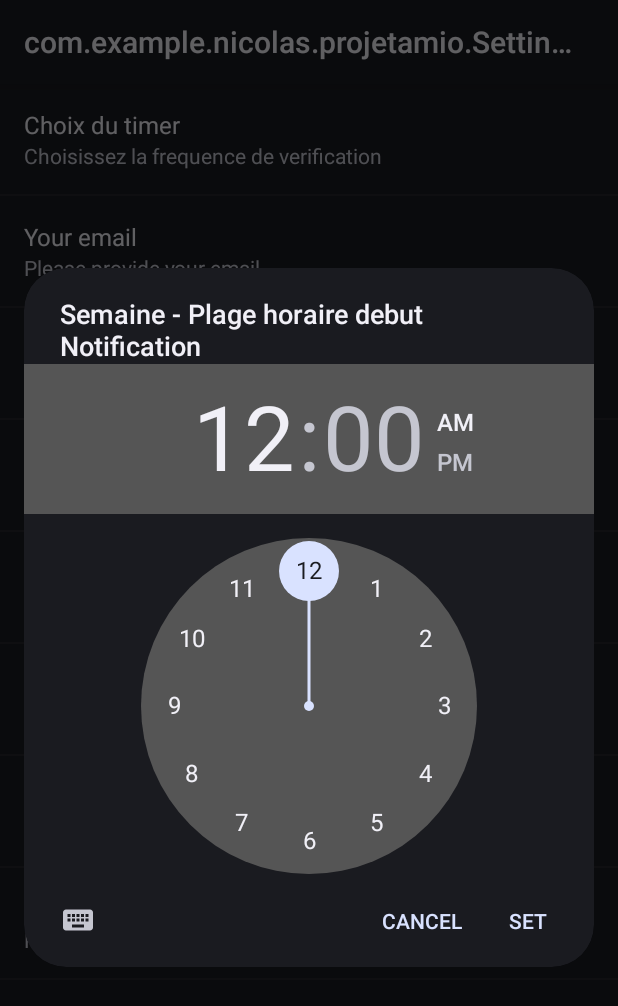
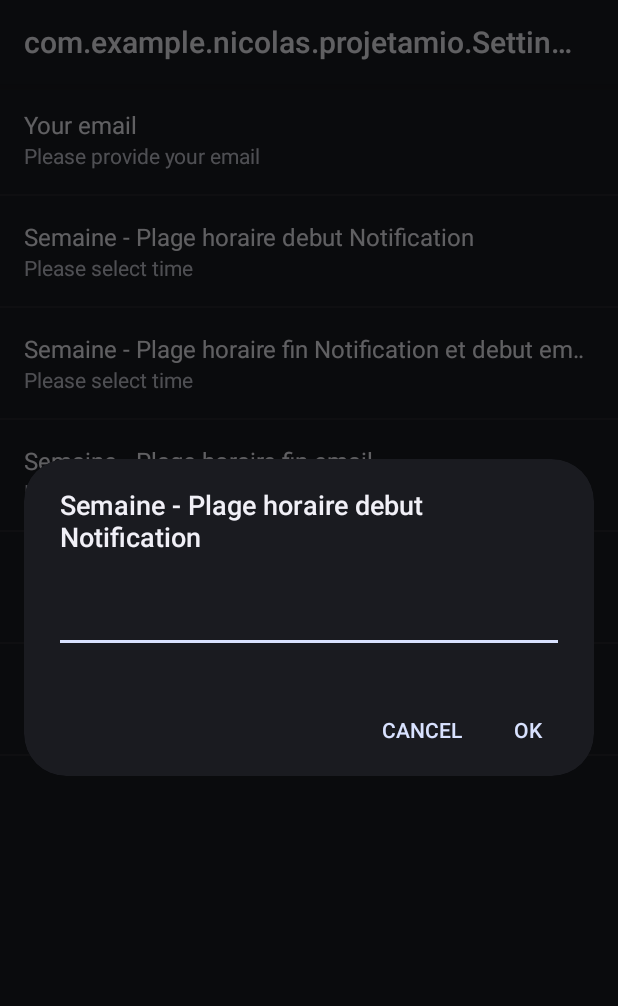
Before and after one commit to ouadiel/amiogrl, an Android app: the Settings screen opened directly, with no data from a screen before it, after a tap on "Semaine - Plage horaire debut Notificati", on a phone screen of 412 x 824 dp. Shown: the top 1006 px of the screen. Run offline under Robolectric (Android 15) with nearby library versions, the light colour scheme and no system bars.

Commit message:
Revert "Magic pushy"
This reverts commit 0a7b7494de3faf91a1a4533b94bc79b927461dd7.

```diff
--- a/ProjetAMIO/app/src/main/java/com/example/nicolas/projetamio/TimePreference.java
+++ /dev/null
@@ -1,92 +0,0 @@
-package com.example.nicolas.projetamio;
-
-/**
- * Created by nicolas on 12/03/2017.
- */
-import android.content.Context;
-import android.content.res.TypedArray;
-import android.preference.DialogPreference;
-import android.util.AttributeSet;
-import android.view.View;
-import android.widget.TimePicker;
-
-public class TimePreference extends DialogPreference {
-    private int lastHour=0;
-    private int lastMinute=0;
-    private TimePicker picker=null;
-
-    public static int getHour(String time) {
-        String[] pieces=time.split(":");
-
-        return(Integer.parseInt(pieces[0]));
-    }
-
-    public static int getMinute(String time) {
-        String[] pieces=time.split(":");
-
-        return(Integer.parseInt(pieces[1]));
-    }
-
-    public TimePreference(Context ctxt, AttributeSet attrs) {
-        super(ctxt, attrs);
-
-        setPositiveButtonText("Set");
-        setNegativeButtonText("Cancel");
-    }
-
-    @Override
-    protected View onCreateDialogView() {
-        picker=new TimePicker(getContext());
-
-        return(picker);
-    }
-
-    @Override
-    protected void onBindDialogView(View v) {
-        super.onBindDialogView(v);
-
-        picker.setCurrentHour(lastHour);
-        picker.setCurrentMinute(lastMinute);
-    }
-
-    @Override
-    protected void onDialogClosed(boolean positiveResult) {
-        super.onDialogClosed(positiveResult);
-
-        if (positiveResult) {
-            lastHour=picker.getCurrentHour();
-            lastMinute=picker.getCurrentMinute();
-
-            String time=String.valueOf(lastHour)+":"+String.valueOf(lastMinute);
-
-            if (callChangeListener(time)) {
-                persistString(time);
-            }
-        }
-    }
-
-    @Override
-    protected Object onGetDefaultValue(TypedArray a, int index) {
-        return(a.getString(index));
-    }
-
-    @Override
-    protected void onSetInitialValue(boolean restoreValue, Object defaultValue) {
-        String time=null;
-
-        if (restoreValue) {
-            if (defaultValue==null) {
-                time=getPersistedString("00:00");
-            }
-            else {
-                time=getPersistedString(defaultValue.toString());
-            }
-        }
-        else {
-            time=defaultValue.toString();
-        }
-
-        lastHour=getHour(time);
-        lastMinute=getMinute(time);
-    }
-}
--- a/ProjetAMIO/app/src/main/res/values/arrays.xml
+++ /dev/null
@@ -1,15 +0,0 @@
-<?xml version="1.0" encoding="utf-8"?>
-<resources>
-    <string-array name="getterFrequency">
-        <item name="2">Toutes les 2min</item>
-        <item name="5">Toutes les 5min</item>
-        <item name="15">Toutes les 15min</item>
-        <item name="30">Toutes les 30min</item>
-    </string-array>
-    <string-array name="syncFrequencyValues">
-        <item name="2">120000</item>
-        <item name="5">300000</item>
-        <item name="15">900000</item>
-        <item name="30">1800000</item>
-    </string-array>
-</resources>
--- a/ProjetAMIO/app/src/main/res/xml/preferences.xml
+++ b/ProjetAMIO/app/src/main/res/xml/preferences.xml
@@ -1,39 +1,39 @@
 <?xml version="1.0" encoding="utf-8"?>
 <PreferenceScreen xmlns:android="http://schemas.android.com/apk/res/android">
-    <ListPreference
-        android:title="Choix du timer"
-        android:key="timerChoice"
-        android:entries="@array/getterFrequency"
-        android:summary="Choisissez la frequence de verification"/>
     <EditTextPreference
         android:title="Your email"
         android:key="email"
         android:inputType="textEmailAddress"
         android:summary="Please provide your email" />
-    <com.example.nicolas.projetamio.TimePreference
+    <EditTextPreference
+        android:title="Semaine - Plage horaire debut Notification"
         android:key="timeWeekStart"
+        android:inputType="time"
         android:summary="Please select time"
-        android:title="Semaine - Plage horaire debut Notification"/>
-    <com.example.nicolas.projetamio.TimePreference
+        android:numeric="integer" />
+    <EditTextPreference
+        android:title="Semaine - Plage horaire fin Notification et debut email"
         android:key="timeWeekEnd"
+        android:inputType="time"
         android:summary="Please select time"
-        android:title="Semaine - Plage horaire fin Notification et debut email"/>
-    <com.example.nicolas.projetamio.TimePreference
+        android:numeric="integer" />
+    <EditTextPreference
+        android:title="Semaine - Plage horaire fin email"
+        android:key="timeWEEnd"
+        android:summary="Please select time"
+        android:inputType="time"
+        android:numeric="integer" />
+    <EditTextPreference
         android:title="Week-end - Plage horaire debut - email"
         android:key="timeWEStart"
-        android:summary="Please select time"/>
-    <com.example.nicolas.projetamio.TimePreference
-        android:title="Semaine - Plage horaire fin email"
-        android:key="timeWEEnd"
-        android:summary="Please select time"/>
-    <com.example.nicolas.projetamio.TimePreference
-        android:title="Week-end - Plage horaire debut - email"
-        android:key="timeWEStart"
-        android:summary="Please select time"/>
+        android:inputType="time"
+        android:summary="Please select time"
+        android:numeric="integer" />
     <EditTextPreference
         android:title="Week-end - Plage horaire fin - email"
         android:key="timeWEEnd"
         android:summary="Please select time"
         android:inputType="time"
         android:numeric="integer" />
+
 </PreferenceScreen>
```
Also changed, not shown: ProjetAMIO/app/src/main/java/com/example/nicolas/projetamio/MainService.java (+59 -72 lines).
